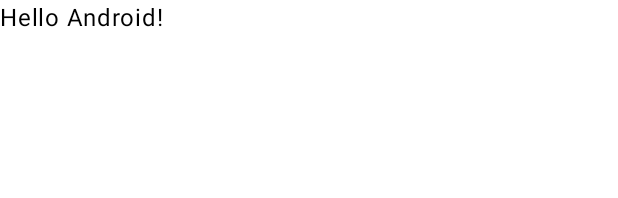
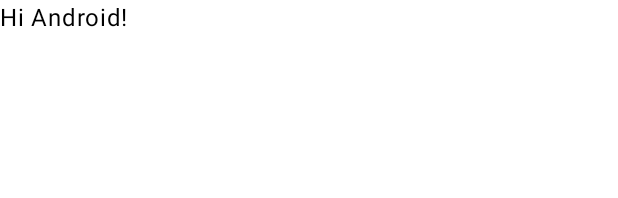
Before and after one commit to cindili1215/finalproject2, an Android app built with Jetpack Compose: the @Preview function GreetingPreview, on a phone screen of 412 x 824 dp. Shown: the top 198 px of the screen. Run offline under Robolectric (Android 15) with nearby library versions, the phone set to English and light mode, and no system bars.

Commit message:
Hello改Hi

```diff
--- a/app/src/main/java/tw/edu/pu/csim/cindi/finalproject2/MainActivity.kt
+++ b/app/src/main/java/tw/edu/pu/csim/cindi/finalproject2/MainActivity.kt
@@ -32,7 +32,7 @@ class MainActivity : ComponentActivity() {
 @Composable
 fun Greeting(name: String, modifier: Modifier = Modifier) {
     Text(
-        text = "Hello $name!",
+        text = "Hi $name!",
         modifier = modifier
     )
 }
```
